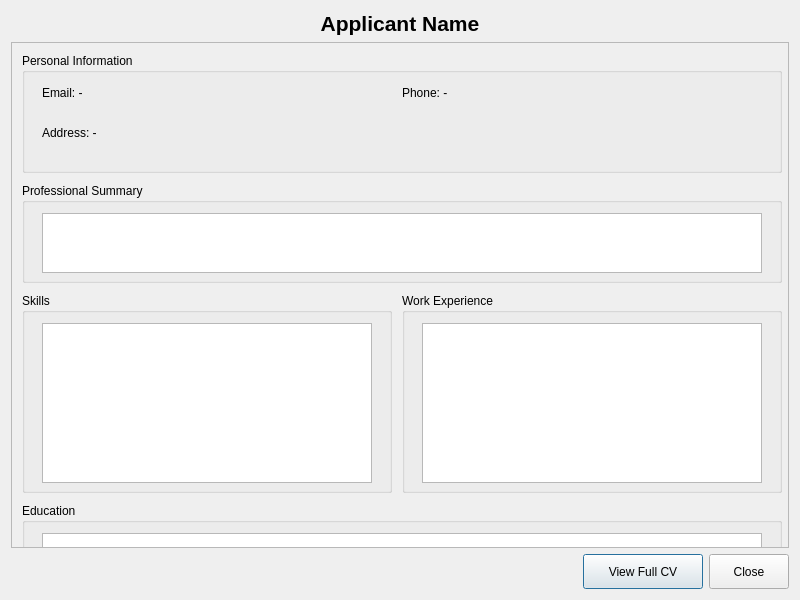
First picture: the form in src/ui/summary.ui, repository Narrr21/Tubes3_HR_Magang, before the edit.
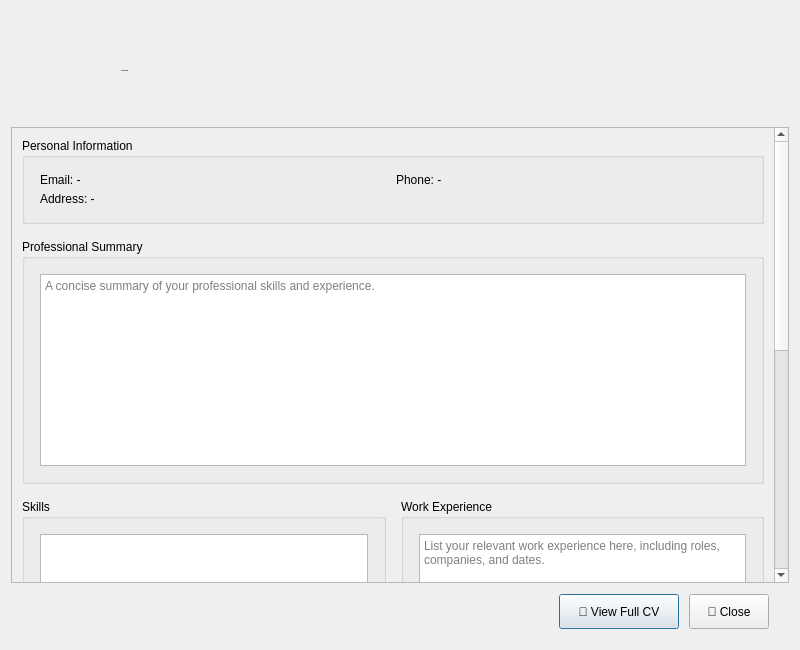
Second picture: the form after the edit. Icons and pictures are not drawn.

Commit message: feat: connect summary UI to main application

Patch:
```diff
--- a/src/ui/summary.ui
+++ b/src/ui/summary.ui
@@ -7,7 +7,7 @@
     <x>0</x>
     <y>0</y>
     <width>800</width>
-    <height>600</height>
+    <height>650</height>
    </rect>
   </property>
   <property name="windowTitle">
@@ -16,28 +16,275 @@
   <property name="modal">
    <bool>true</bool>
   </property>
-  
+  <property name="styleSheet">
+   <string notr="true">
+/* Main Window Styling - Adapted for QDialog */
+QDialog {
+    background: qlineargradient(x1:0, y1:0, x2:1, y2:1, stop:0 #f8fafc, stop:1 #e2e8f0);
+    font-family: 'Segoe UI', sans-serif;
+}
+
+/* Header Labels (like Applicant Name) */
+QLabel#lblApplicantName {
+    background: transparent; /* No specific gradient for the label itself */
+    color: #2c3e50; /* Dark blue-grey for name */
+    font-weight: bold;
+    font-size: 20px;
+    padding: 0; /* Remove padding from previous style if any */
+}
+
+QLabel#lblProfilePicture { /* New QLabel for image */
+    border-radius: 40px; /* Makes it round (half of width/height 80px) */
+    border: 2px solid #a0a0a0; /* Subtle border */
+    background-color: #e0e0e0; /* Placeholder background */
+}
+
+/* Group Box Styling */
+QGroupBox {
+    font-weight: bold;
+    font-size: 14px;
+    color: #374151;
+    border: 2px solid #e5e7eb;
+    border-radius: 12px;
+    margin-top: 10px;
+    padding-top: 15px;
+    background: white;
+}
+
+QGroupBox::title {
+    subcontrol-origin: margin;
+    left: 15px;
+    padding: 5px 15px;
+    background: qlineargradient(x1:0, y1:0, x2:1, y2:0, stop:0 #4f46e5, stop:1 #7c3aed); /* Purple gradient */
+    color: white;
+    border-radius: 8px;
+    font-size: 13px;
+}
+
+/* Specific Group Box Styles (similar to MainWindow) */
+QGroupBox#groupPersonal {
+    background: qlineargradient(x1:0, y1:0, x2:0, y2:1, stop:0 #eff6ff, stop:1 #dbeafe); /* Blue tint for Personal */
+    border: 2px solid #60a5fa;
+}
+
+QGroupBox#groupSummary {
+    background: qlineargradient(x1:0, y1:0, x2:0, y2:1, stop:0 #fef7ff, stop:1 #f3e8ff); /* Purple tint for Summary */
+    border: 2px solid #c084fc;
+}
+
+QGroupBox#groupSkills {
+    background: qlineargradient(x1:0, y1:0, x2:0, y2:1, stop:0 #f0fdf4, stop:1 #dcfce7); /* Green tint for Skills */
+    border: 2px solid #4ade80;
+}
+
+QGroupBox#groupWorkExperience {
+    background: qlineargradient(x1:0, y1:0, x2:0, y2:1, stop:0 #fefce8, stop:1 #fef3c7); /* Yellow tint for Work Experience */
+    border: 2px solid #fbbf24;
+}
+
+QGroupBox#groupEducation {
+    background: qlineargradient(x1:0, y1:0, x2:0, y2:1, stop:0 #ffe4e6, stop:1 #fecdd3); /* Pink tint for Education */
+    border: 2px solid #fb7185;
+}
+
+
+/* Labels */
+QLabel {
+    color: #374151;
+    font-size: 13px;
+}
+
+/* Input Fields (QTextEdit is like a multi-line QLineEdit) */
+QTextEdit[readOnly=&quot;true&quot;], QListWidget {
+    border: 2px solid #e5e7eb;
+    border-radius: 8px;
+    padding: 8px 12px;
+    font-size: 13px;
+    background: white;
+    color: #374151; /* Darker text */
+}
+
+QTextEdit[readOnly=&quot;true&quot;]:focus, QListWidget:focus {
+    border-color: #6366f1; /* Consistent focus color */
+    outline: none;
+}
+
+QTextEdit[readOnly=&quot;true&quot;] {
+    background: #f9fafb; /* Slightly off-white for read-only */
+    color: #6b7280; /* Greyer text for read-only */
+}
+
+/* List Widgets */
+QListWidget {
+    alternate-background-color: #f9fafb;
+    selection-background-color: #6366f1;
+    selection-color: white;
+}
+
+QListWidget::item {
+    padding: 8px;
+    border-bottom: 1px solid #f3f4f6;
+}
+
+QListWidget::item:hover {
+    background: #f3f4f6;
+}
+
+QListWidget::item:selected {
+    background: qlineargradient(x1:0, y1:0, x2:1, y2:0, stop:0 #6366f1, stop:1 #4f46e5);
+}
+
+/* Buttons */
+QPushButton {
+    background: qlineargradient(x1:0, y1:0, x2:0, y2:1, stop:0 #6366f1, stop:1 #4f46e5); /* Main button gradient */
+    color: white;
+    border: none;
+    border-radius: 8px;
+    padding: 8px 16px;
+    font-weight: bold;
+    font-size: 12px;
+}
+
+QPushButton:hover {
+    background: qlineargradient(x1:0, y1:0, x2:0, y2:1, stop:0 #5855eb, stop:1 #4338ca);
+}
+
+QPushButton:pressed {
+    background: qlineargradient(x1:0, y1:0, x2:0, y2:1, stop:0 #4338ca, stop:1 #3730a3);
+}
+
+QPushButton:disabled {
+    background: #9ca3af;
+    color: #6b7280;
+}
+
+/* Specific button styles */
+QPushButton#btnViewFullCV {
+    background: qlineargradient(x1:0, y1:0, x2:0, y2:1, stop:0 #10b981, stop:1 #059669); /* Green for View Full CV */
+}
+QPushButton#btnViewFullCV:hover {
+    background: qlineargradient(x1:0, y1:0, x2:0, y2:1, stop:0 #059669, stop:1 #047857);
+}
+
+QPushButton#btnClose {
+    background: qlineargradient(x1:0, y1:0, x2:0, y2:1, stop:0 #ef4444, stop:1 #dc2626); /* Red for Close */
+}
+QPushButton#btnClose:hover {
+    background: qlineargradient(x1:0, y1:0, x2:0, y2:1, stop:0 #dc2626, stop:1 #b91c1c);
+}
+
+/* Scrollbar Styling - Re-used from MainWindow */
+QScrollBar:vertical {
+    border: 1px solid #d0d0d0;
+    background: #f5f5f5;
+    width: 10px;
+    margin: 0px 0px 0px 0px;
+    border-radius: 5px;
+}
+
+QScrollBar::handle:vertical {
+    background: #a0a0a0;
+    min-height: 20px;
+    border-radius: 5px;
+}
+
+QScrollBar::add-line:vertical, QScrollBar::sub-line:vertical {
+    border: none;
+    background: none;
+}
+
+QScrollBar::add-page:vertical, QScrollBar::sub-page:vertical {
+    background: none;
+}
+
+QScrollArea {
+    border: none;
+    background-color: transparent;
+}
+
+QScrollArea &gt; QWidget {
+    background-color: transparent;
+}
+   </string>
+  </property>
   <layout class="QVBoxLayout" name="verticalLayout">
    <!-- Header -->
    <item>
-    <widget class="QLabel" name="lblApplicantName">
-     <property name="text">
-      <string>Applicant Name</string>
+    <layout class="QHBoxLayout" name="headerLayout">
+     <property name="spacing">
+      <number>10</number>
      </property>
-     <property name="font">
-      <font>
-       <pointsize>16</pointsize>
-       <weight>75</weight>
-       <bold>true</bold>
-      </font>
+     <property name="leftMargin">
+      <number>20</number>
      </property>
-     <property name="alignment">
-      <set>Qt::AlignCenter</set>
+     <property name="topMargin">
+      <number>20</number>
      </property>
-    </widget>
+     <property name="rightMargin">
+      <number>20</number>
+     </property>
+     <property name="bottomMargin">
+      <number>10</number>
+     </property>
+     <item>
+      <widget class="QLabel" name="lblProfilePicture">
+       <property name="minimumSize">
+        <size>
+         <width>80</width>
+         <height>80</height>
+        </size>
+       </property>
+       <property name="maximumSize">
+        <size>
+         <width>80</width>
+         <height>80</height>
+        </size>
+       </property>
+       <property name="text">
+        <string/>
+       </property>
+       <property name="pixmap">
+        <pixmap>icons/default_profile.png</pixmap> </property>
+       <property name="scaledContents">
+        <bool>true</bool>
+       </property>
+       <property name="alignment">
+        <set>Qt::AlignCenter</set>
+       </property>
+      </widget>
+     </item>
+     <item>
+      <widget class="QLabel" name="lblApplicantName">
+       <property name="text">
+        <string>Applicant Name</string>
+       </property>
+       <property name="font">
+        <font>
+         <pointsize>-1</pointsize> <weight>75</weight>
+         <bold>true</bold>
+        </font>
+       </property>
+       <property name="alignment">
+        <set>Qt::AlignLeft|Qt::AlignVCenter</set>
+       </property>
+      </widget>
+     </item>
+     <item>
+      <spacer name="headerSpacer">
+       <property name="orientation">
+        <enum>Qt::Horizontal</enum>
+       </property>
+       <property name="sizeHint" stdset="0">
+        <size>
+         <width>40</width>
+         <height>20</height>
+        </size>
+       </property>
+      </spacer>
+     </item>
+    </layout>
    </item>
-   
-   <!-- Content Area -->
+
    <item>
     <widget class="QScrollArea" name="scrollArea">
      <property name="widgetResizable">
@@ -49,182 +296,216 @@
         <x>0</x>
         <y>0</y>
         <width>780</width>
-        <height>520</height>
+        <height>550</height>
        </rect>
       </property>
-      
-      <!-- Personal Information -->
-      <widget class="QGroupBox" name="groupPersonal">
-       <property name="geometry">
-        <rect>
-         <x>10</x>
-         <y>10</y>
-         <width>760</width>
-         <height>120</height>
-        </rect>
+      <layout class="QVBoxLayout" name="scrollAreaVLayout">
+       <property name="spacing">
+        <number>15</number>
        </property>
-       <property name="title">
-        <string>Personal Information</string>
+       <property name="leftMargin">
+        <number>10</number>
        </property>
-       
-       <widget class="QLabel" name="lblEmail">
-        <property name="geometry">
-         <rect>
-          <x>20</x>
-          <y>30</y>
-          <width>350</width>
-          <height>20</height>
-         </rect>
-        </property>
-        <property name="text">
-         <string>Email: -</string>
-        </property>
-       </widget>
-       
-       <widget class="QLabel" name="lblPhone">
-        <property name="geometry">
-         <rect>
-          <x>380</x>
-          <y>30</y>
-          <width>350</width>
-          <height>20</height>
-         </rect>
-        </property>
-        <property name="text">
-         <string>Phone: -</string>
-        </property>
-       </widget>
-       
-       <widget class="QLabel" name="lblAddress">
-        <property name="geometry">
-         <rect>
-          <x>20</x>
-          <y>60</y>
-          <width>710</width>
-          <height>40</height>
-         </rect>
-        </property>
-        <property name="text">
-         <string>Address: -</string>
-        </property>
-        <property name="wordWrap">
-         <bool>true</bool>
-        </property>
-       </widget>
-      </widget>
-      
-      <!-- Summary Section -->
-      <widget class="QGroupBox" name="groupSummary">
-       <property name="geometry">
-        <rect>
-         <x>10</x>
-         <y>140</y>
-         <width>760</width>
-         <height>100</height>
-        </rect>
+       <property name="topMargin">
+        <number>10</number>
        </property>
-       <property name="title">
-        <string>Professional Summary</string>
+       <property name="rightMargin">
+        <number>10</number>
        </property>
-       
-       <widget class="QTextEdit" name="textSummary">
-        <property name="geometry">
-         <rect>
-          <x>20</x>
-          <y>30</y>
-          <width>720</width>
-          <height>60</height>
-         </rect>
-        </property>
-        <property name="readOnly">
-         <bool>true</bool>
-        </property>
-       </widget>
-      </widget>
-      
-      <!-- Skills Section -->
-      <widget class="QGroupBox" name="groupSkills">
-       <property name="geometry">
-        <rect>
-         <x>10</x>
-         <y>250</y>
-         <width>370</width>
-         <height>200</height>
-        </rect>
+       <property name="bottomMargin">
+        <number>10</number>
        </property>
-       <property name="title">
-        <string>Skills</string>
-       </property>
-       
-       <widget class="QListWidget" name="listSkills">
-        <property name="geometry">
-         <rect>
-          <x>20</x>
-          <y>30</y>
-          <width>330</width>
-          <height>160</height>
-         </rect>
-        </property>
-       </widget>
-      </widget>
-      
-      <!-- Work Experience Section -->
-      <widget class="QGroupBox" name="groupWorkExperience">
-       <property name="geometry">
-        <rect>
-         <x>390</x>
-         <y>250</y>
-         <width>380</width>
-         <height>200</height>
-        </rect>
-       </property>
-       <property name="title">
-        <string>Work Experience</string>
-       </property>
-       
-       <widget class="QTextEdit" name="textWorkExperience">
-        <property name="geometry">
-         <rect>
-          <x>20</x>
-          <y>30</y>
-          <width>340</width>
-          <height>160</height>
-         </rect>
-        </property>
-        <property name="readOnly">
-         <bool>true</bool>
-        </property>
-       </widget>
-      </widget>
-      
-      <!-- Education Section -->
-      <widget class="QGroupBox" name="groupEducation">
-       <property name="geometry">
-        <rect>
-         <x>10</x>
-         <y>460</y>
-         <width>760</width>
-         <height>120</height>
-        </rect>
-       </property>
-       <property name="title">
-        <string>Education</string>
-       </property>
-       
-       <widget class="QTextEdit" name="textEducation">
-        <property name="geometry">
-         <rect>
-          <x>20</x>
-          <y>30</y>
-          <width>720</width>
-          <height>80</height>
-         </rect>
-        </property>
-        <property name="readOnly">
-         <bool>true</bool>
-        </property>
-       </widget>
-      </widget>
+
+       <item>
+        <widget class="QGroupBox" name="groupPersonal">
+         <property name="title">
+          <string>Personal Information</string>
+         </property>
+         <layout class="QGridLayout" name="personalGridLayout">
+          <property name="verticalSpacing">
+           <number>5</number>
+          </property>
+          <property name="leftMargin">
+           <number>15</number>
+          </property>
+          <property name="topMargin">
+           <number>15</number>
+          </property>
+          <property name="rightMargin">
+           <number>15</number>
+          </property>
+          <property name="bottomMargin">
+           <number>15</number>
+          </property>
+          <item row="0" column="0">
+           <widget class="QLabel" name="lblEmail">
+            <property name="text">
+             <string>Email: -</string>
+            </property>
+           </widget>
+          </item>
+          <item row="0" column="1">
+           <widget class="QLabel" name="lblPhone">
+            <property name="text">
+             <string>Phone: -</string>
+            </property>
+           </widget>
+          </item>
+          <item row="1" column="0" colspan="2">
+           <widget class="QLabel" name="lblAddress">
+            <property name="text">
+             <string>Address: -</string>
+            </property>
+            <property name="wordWrap">
+             <bool>true</bool>
+            </property>
+           </widget>
+          </item>
+         </layout>
+        </widget>
+       </item>
+
+       <item>
+        <widget class="QGroupBox" name="groupSummary">
+         <property name="title">
+          <string>Professional Summary</string>
+         </property>
+         <layout class="QVBoxLayout" name="summaryVLayout">
+          <property name="leftMargin">
+           <number>15</number>
+          </property>
+          <property name="topMargin">
+           <number>15</number>
+          </property>
+          <property name="rightMargin">
+           <number>15</number>
+          </property>
+          <property name="bottomMargin">
+           <number>15</number>
+          </property>
+          <item>
+           <widget class="QTextEdit" name="textSummary">
+            <property name="readOnly">
+             <bool>true</bool>
+            </property>
+            <property name="placeholderText">
+             <string>A concise summary of your professional skills and experience.</string>
+            </property>
+           </widget>
+          </item>
+         </layout>
+        </widget>
+       </item>
+
+       <item>
+        <layout class="QHBoxLayout" name="skillsWorkLayout">
+         <property name="spacing">
+          <number>15</number>
+         </property>
+         <item>
+          <widget class="QGroupBox" name="groupSkills">
+           <property name="title">
+            <string>Skills</string>
+           </property>
+           <layout class="QVBoxLayout" name="skillsVLayout">
+            <property name="leftMargin">
+             <number>15</number>
+            </property>
+            <property name="topMargin">
+             <number>15</number>
+            </property>
+            <property name="rightMargin">
+             <number>15</number>
+            </property>
+            <property name="bottomMargin">
+             <number>15</number>
+            </property>
+            <item>
+             <widget class="QListWidget" name="listSkills"/>
+            </item>
+           </layout>
+          </widget>
+         </item>
+
+         <item>
+          <widget class="QGroupBox" name="groupWorkExperience">
+           <property name="title">
+            <string>Work Experience</string>
+           </property>
+           <layout class="QVBoxLayout" name="workExperienceVLayout">
+            <property name="leftMargin">
+             <number>15</number>
+            </property>
+            <property name="topMargin">
+             <number>15</number>
+            </property>
+            <property name="rightMargin">
+             <number>15</number>
+            </property>
+            <property name="bottomMargin">
+             <number>15</number>
+            </property>
+            <item>
+             <widget class="QTextEdit" name="textWorkExperience">
+              <property name="readOnly">
+               <bool>true</bool>
+              </property>
+              <property name="placeholderText">
+               <string>List your relevant work experience here, including roles, companies, and dates.</string>
+              </property>
+             </widget>
+            </item>
+           </layout>
+          </widget>
+         </item>
+        </layout>
+       </item>
+
+       <item>
+        <widget class="QGroupBox" name="groupEducation">
+         <property name="title">
+          <string>Education</string>
+         </property>
+         <layout class="QVBoxLayout" name="educationVLayout">
+          <property name="leftMargin">
+           <number>15</number>
+          </property>
+          <property name="topMargin">
+           <number>15</number>
+          </property>
+          <property name="rightMargin">
+           <number>15</number>
+          </property>
+          <property name="bottomMargin">
+           <number>15</number>
+          </property>
+          <item>
+           <widget class="QTextEdit" name="textEducation">
+            <property name="readOnly">
+             <bool>true</bool>
+            </property>
+            <property name="placeholderText">
+             <string>Summarize your educational background, degrees, and institutions.</string>
+            </property>
+           </widget>
+          </item>
+         </layout>
+        </widget>
+       </item>
+       <item>
+        <spacer name="verticalSpacer">
+         <property name="orientation">
+          <enum>Qt::Vertical</enum>
+         </property>
+         <property name="sizeHint" stdset="0">
+          <size>
+           <width>20</width>
+           <height>40</height>
+          </size>
+         </property>
+        </spacer>
+       </item>
+      </layout>
      </widget>
     </widget>
    </item>
@@ -232,6 +513,21 @@
    <!-- Button Layout -->
    <item>
     <layout class="QHBoxLayout" name="buttonLayout">
+     <property name="spacing">
+      <number>10</number>
+     </property>
+     <property name="leftMargin">
+      <number>20</number>
+     </property>
+     <property name="topMargin">
+      <number>5</number>
+     </property>
+     <property name="rightMargin">
+      <number>20</number>
+     </property>
+     <property name="bottomMargin">
+      <number>10</number>
+     </property>
      <item>
       <spacer name="horizontalSpacer">
        <property name="orientation">
@@ -248,7 +544,7 @@
      <item>
       <widget class="QPushButton" name="btnViewFullCV">
        <property name="text">
-        <string>View Full CV</string>
+        <string>📄 View Full CV</string>
        </property>
        <property name="minimumSize">
         <size>
@@ -261,7 +557,7 @@
      <item>
       <widget class="QPushButton" name="btnClose">
        <property name="text">
-        <string>Close</string>
+        <string>🚪 Close</string>
        </property>
        <property name="minimumSize">
         <size>
```
Left out of the diff: 4 changed lines with no effect on the pictures. The commit also changes 6 other files.
